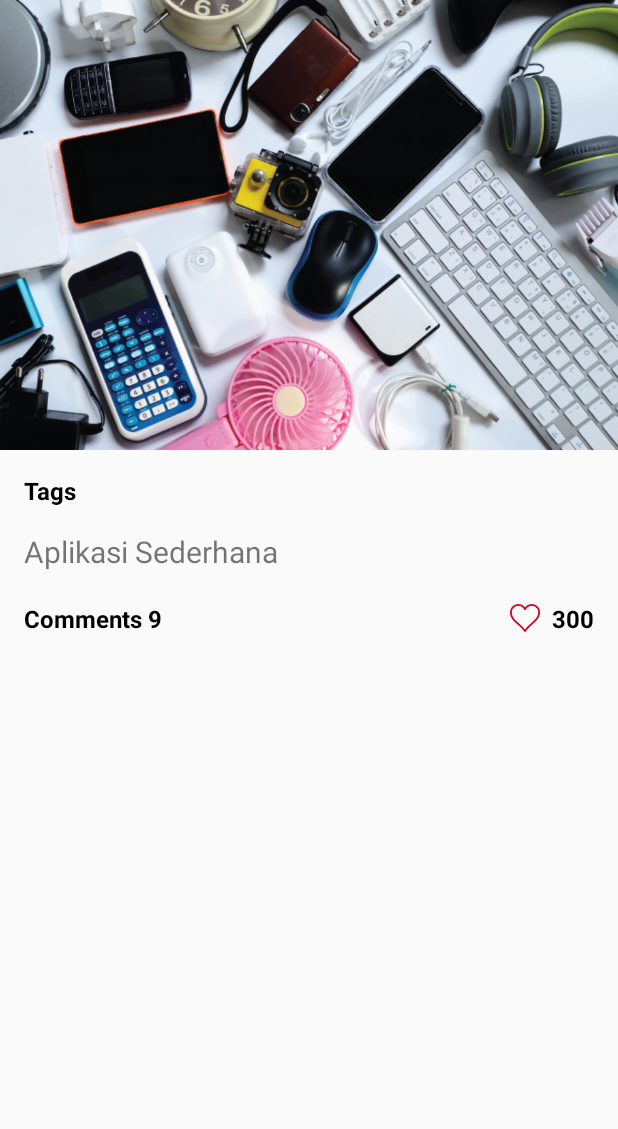
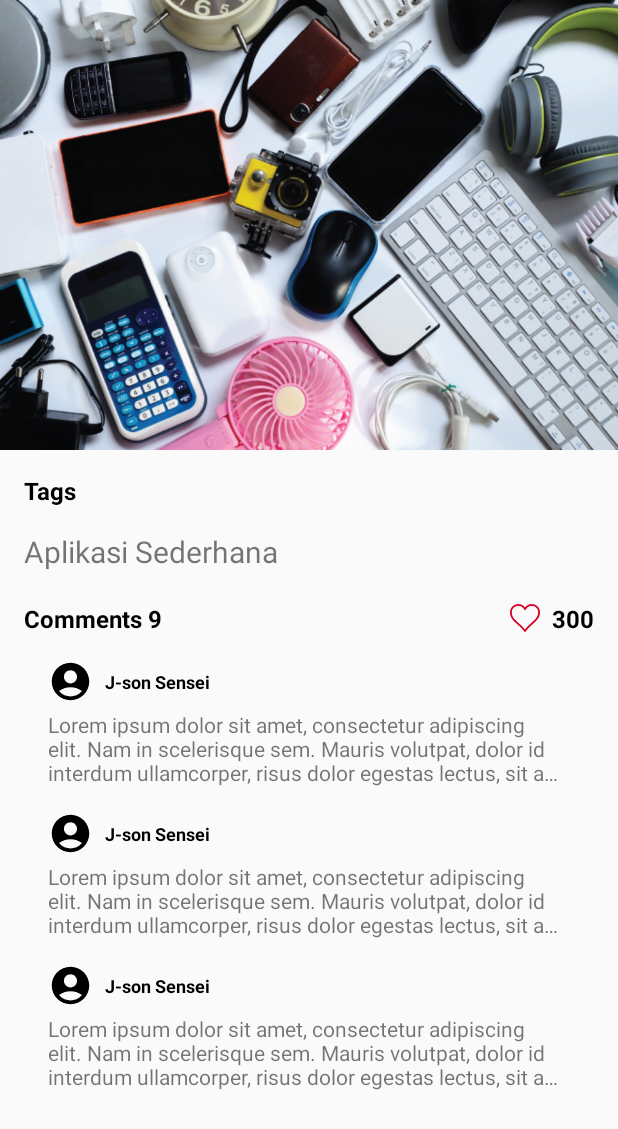
Before and after one commit to dalobarahama/AplikasiSederhana, an Android app: the layout activity_detail.xml on its own in the app's theme, with its tools: preview values and no code run, on a phone screen of 412 x 824 dp. Shown: the top 1129 px of the screen. Run offline under Robolectric (Android 15) with nearby library versions, the phone set to English and light mode, and no system bars.

Commit message:
show comments in DetailActivity

```diff
--- a/app/src/main/res/layout/activity_detail.xml
+++ b/app/src/main/res/layout/activity_detail.xml
@@ -124,6 +124,13 @@
 
             </RelativeLayout>
 
+            <androidx.recyclerview.widget.RecyclerView
+                android:id="@+id/rv_comments"
+                android:layout_width="match_parent"
+                android:layout_height="wrap_content"
+                android:padding="8dp"
+                tools:listitem="@layout/comments_card_view" />
+
         </LinearLayout>
 
     </androidx.core.widget.NestedScrollView>
--- /dev/null
+++ b/app/src/main/res/layout/comments_card_view.xml
@@ -0,0 +1,41 @@
+<?xml version="1.0" encoding="utf-8"?>
+<LinearLayout xmlns:android="http://schemas.android.com/apk/res/android"
+    xmlns:tools="http://schemas.android.com/tools"
+    android:layout_width="match_parent"
+    android:layout_height="wrap_content"
+    android:orientation="vertical"
+    android:padding="8dp">
+
+    <LinearLayout
+        android:layout_width="match_parent"
+        android:layout_height="wrap_content"
+        android:layout_marginBottom="4dp"
+        android:orientation="horizontal">
+
+        <de.hdodenhof.circleimageview.CircleImageView
+            android:id="@+id/circleImage"
+            android:layout_width="30dp"
+            android:layout_height="30dp"
+            android:src="@drawable/baseline_account_circle" />
+
+        <TextView
+            android:id="@+id/authorName"
+            android:layout_width="wrap_content"
+            android:layout_height="wrap_content"
+            android:layout_gravity="center_vertical"
+            android:layout_marginStart="8dp"
+            android:textColor="@color/colorBlack"
+            android:textSize="12sp"
+            android:textStyle="bold"
+            tools:text="J-son Sensei" />
+    </LinearLayout>
+
+    <TextView
+        android:id="@+id/comment"
+        android:layout_width="match_parent"
+        android:layout_height="wrap_content"
+        android:ellipsize="end"
+        android:maxLines="3"
+        tools:text="@string/lorem_ipsum" />
+
+</LinearLayout>
```
Also changed, not shown: app/src/main/java/com/example/pengalatdite/aplikasisederhana/CommentsAdapter.kt (added, +37 -0 lines), app/src/main/java/com/example/pengalatdite/aplikasisederhana/DetailActivity.kt (+27 -13 lines).
